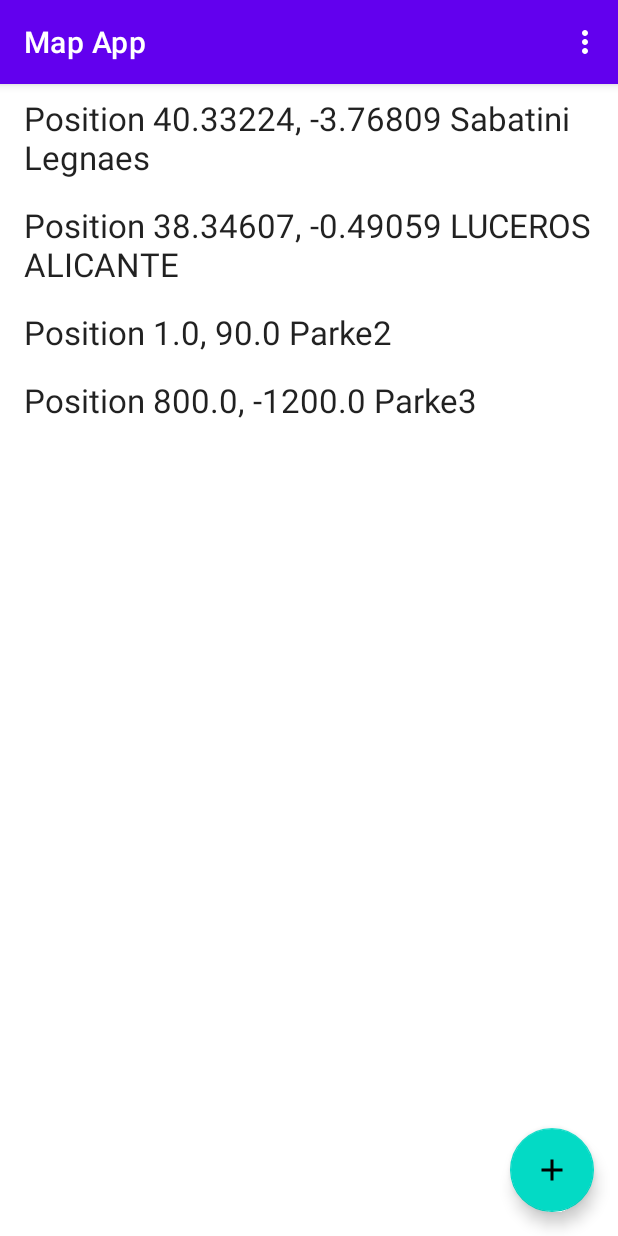
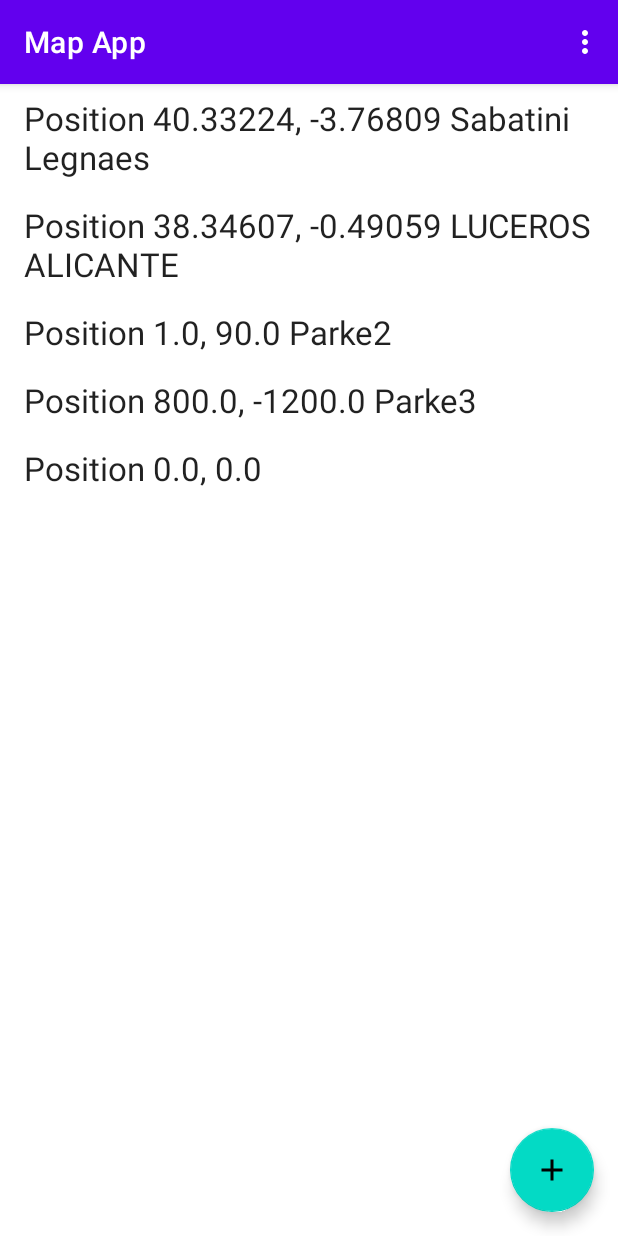
Before and after one commit to JDavidLpez723/mapapp, an Android app: the SecondFragment screen opened through its navigation route, after a tap on "ADD POINT", on a phone screen of 412 x 824 dp. Run offline under Robolectric (Android 15) with nearby library versions, the phone set to English and light mode, and no system bars; our stand-ins replace Room's generated code; 2 statements that could not run were skipped.

Commit message:
añadir nuevos nodos desde la app

```diff
--- a/app/src/main/java/com/canonicalexamples/mapapp/model/MapDatabase.kt
+++ b/app/src/main/java/com/canonicalexamples/mapapp/model/MapDatabase.kt
@@ -1,9 +1,9 @@
 package com.canonicalexamples.mapapp.model
 
-import android.content.Context
 import androidx.room.Database
 import androidx.room.Room
 import androidx.room.RoomDatabase
+import com.canonicalexamples.mapapp.app.MapApp
 
 /**
  * 20210211. Initial version created by jorge
@@ -30,7 +30,7 @@ abstract class MapDatabase: RoomDatabase() {
     companion object {
         @Volatile
         private var INSTANCE: MapDatabase? = null
-        fun getInstance(context: Context): MapDatabase {
+        fun getInstance(context: MapApp): MapDatabase {
             return INSTANCE ?: synchronized(this) {
                 val instance = Room.databaseBuilder(
                     context.applicationContext,
--- a/app/src/main/java/com/canonicalexamples/mapapp/view/SecondFragment.kt
+++ b/app/src/main/java/com/canonicalexamples/mapapp/view/SecondFragment.kt
@@ -1,6 +1,7 @@
 package com.canonicalexamples.mapapp.view
 
 import android.content.Context.LOCATION_SERVICE
+import android.icu.math.BigDecimal.valueOf
 import android.location.Location
 import android.location.LocationListener
 import android.location.LocationManager
@@ -15,14 +16,28 @@ import androidx.navigation.fragment.findNavController
 import com.canonicalexamples.mapapp.R
 import com.canonicalexamples.mapapp.app.MapApp
 import com.canonicalexamples.mapapp.databinding.FragmentSecondBinding
+import com.canonicalexamples.mapapp.model.MapDatabase
+import com.canonicalexamples.mapapp.model.Node
 import com.canonicalexamples.mapapp.util.observeEvent
 import com.canonicalexamples.mapapp.viewmodels.NodesListViewModel
 import com.canonicalexamples.mapapp.viewmodels.NodesListViewModelFactory
+import kotlinx.coroutines.CoroutineScope
+import kotlinx.coroutines.Dispatchers
+import kotlinx.coroutines.SupervisorJob
+import kotlinx.coroutines.launch
+
 
 /**
  * A simple [Fragment] subclass as the second destination in the navigation.
  */
 class SecondFragment : Fragment() {
+
+    val app =MapApp()
+    val database=app.database
+    var counter=5
+    lateinit var pointName:String
+    var pointLatitude:Double=0.0
+    var pointLongitude:Double=0.0
     var gps_enabled = false
     var network_enabled = false
     private var locationManager : LocationManager? = null
@@ -77,10 +92,26 @@ class SecondFragment : Fragment() {
                 Log.d("myTag", "Security Exception, no location available")
             }
         }
+
         viewModel.navigate.observeEvent(viewLifecycleOwner) { navigate ->
             if (navigate) {
                 viewModel.navigate_index.observeEvent(viewLifecycleOwner) { navigate_index ->
                     if (navigate_index == 2) {
+                        pointName= binding.editTextTextPersonName.text.toString()
+                        pointLatitude= binding.editTextTextPersonName2.text.toString().toDouble()
+                        pointLongitude= binding.editTextTextPersonName3.text.toString().toDouble()
+
+                        CoroutineScope(Dispatchers.IO + SupervisorJob()).launch {
+                            database.nodeDao.apply {
+                                //this.create(node = Node(id=0, x=7.0, y=99.0, tag="Mi Casa"))
+                                this.create(node = Node(id=counter, x=pointLatitude, y=pointLongitude, tag=pointName))
+                               counter++;
+//                this.create(tea = Tea(id = 0, name = "Oolong", rating = 1))
+//                this.create(tea = Tea(id = 1, name = "Pu erh", rating = 1))
+//                this.create(tea = Tea(id = 2, name = "Green tea", rating = 1))
+                            }
+                        }
+
                         findNavController().navigate(R.id.action_SecondFragment_to_FirstFragment)
                     }
                 }
--- a/app/src/main/res/layout/fragment_second.xml
+++ b/app/src/main/res/layout/fragment_second.xml
@@ -14,6 +14,7 @@
         android:text="@string/add_point"
         app:layout_constraintBottom_toBottomOf="parent"
         app:layout_constraintEnd_toEndOf="parent"
+        app:layout_constraintHorizontal_bias="0.498"
         app:layout_constraintStart_toStartOf="parent"
         app:layout_constraintTop_toBottomOf="@+id/editTextTextPersonName3" />
 
@@ -35,7 +36,7 @@
         android:layout_width="wrap_content"
         android:layout_height="wrap_content"
         android:ems="10"
-        android:inputType="textPersonName"
+        android:inputType="numberDecimal"
         android:hint="@string/latitude"
         app:layout_constraintBottom_toTopOf="@+id/editTextTextPersonName3"
         app:layout_constraintEnd_toEndOf="parent"
@@ -48,7 +49,7 @@
         android:layout_width="wrap_content"
         android:layout_height="wrap_content"
         android:ems="10"
-        android:inputType="textPersonName"
+        android:inputType="numberDecimal"
         android:hint="@string/longitude"
         app:layout_constraintBottom_toTopOf="@+id/add_point_to_list"
         app:layout_constraintEnd_toEndOf="parent"
```
Also changed, not shown: app/src/main/java/com/canonicalexamples/mapapp/view/MainFragment.kt (+3 -4 lines).
